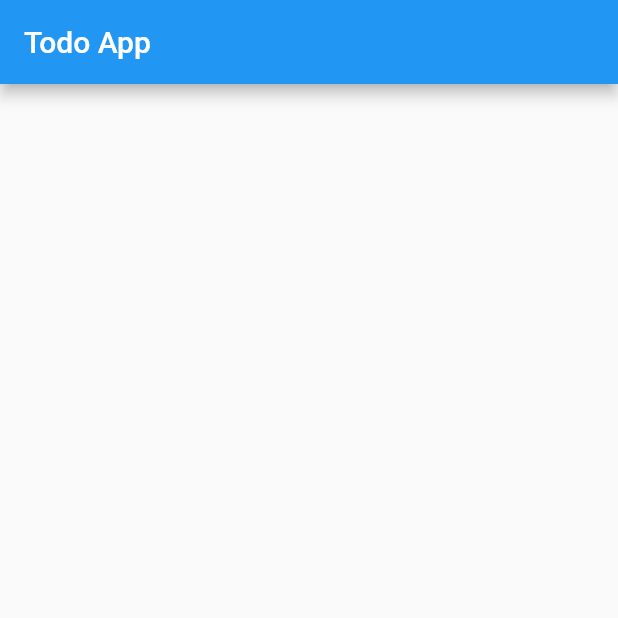
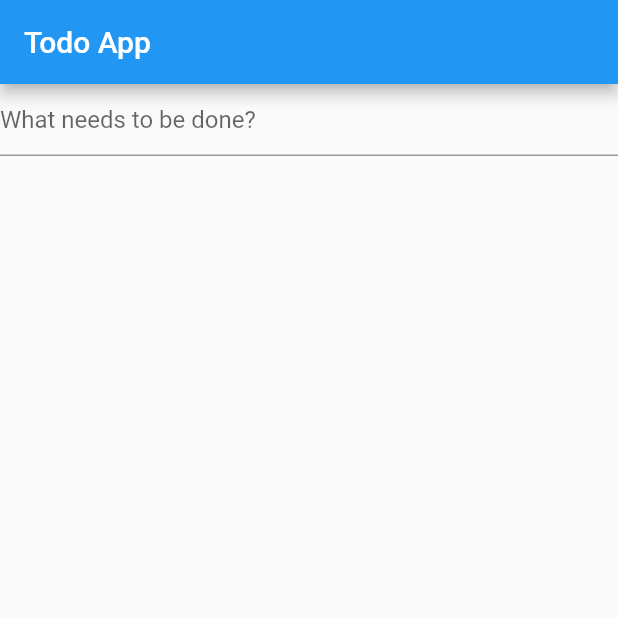
Before and after one commit to fachrihawari/flutter_play, a Flutter app: the TodoPage screen opened by its route, on a phone screen of 412 x 824 dp, the top half of it. Run offline on Flutter 3.47's test engine with Material 2 defaults, Android fonts, the light colour scheme and no system bars; our stand-ins replace go_router.

Commit message:
feat: Basic todos

```diff
--- a/lib/main.dart
+++ b/lib/main.dart
@@ -31,7 +31,7 @@
       GoRoute(
         path: '/todo',
         name: 'todo',
-        builder: (context, state) => const TodoPage(),
+        builder: (context, state) => TodoPage(),
       ),
     ],
     errorBuilder: (context, state) => ErrorPage(state.error!),
--- a/lib/pages/todo.dart
+++ b/lib/pages/todo.dart
@@ -1,7 +1,29 @@
 import 'package:flutter/material.dart';
+import 'package:flutter_play/widgets/todo/todo_form.dart';
+import 'package:flutter_play/widgets/todo/todo_list.dart';
+import 'package:flutter_play/widgets/todo/todo_model.dart';
 
-class TodoPage extends StatelessWidget {
+class TodoPage extends StatefulWidget {
   const TodoPage({Key? key}) : super(key: key);
+
+  @override
+  State<TodoPage> createState() => _TodoPageState();
+}
+
+class _TodoPageState extends State<TodoPage> {
+  final List<Todo> _todos = [];
+
+  handleAddNewTodo(Todo todo) {
+    setState(() {
+      _todos.add(todo);
+    });
+  }
+
+  handleToggleComplete(Todo todo) {
+    setState(() {
+      todo.isCompleted = !todo.isCompleted;
+    });
+  }
 
   @override
   Widget build(BuildContext context) {
@@ -9,6 +31,12 @@ class TodoPage extends StatelessWidget {
       appBar: AppBar(
         title: const Text("Todo App"),
       ),
+      body: Column(
+        children: [
+          TodoForm(onSubmit: handleAddNewTodo),
+          TodoList(todos: _todos, onComplete: handleToggleComplete)
+        ],
+      ),
     );
   }
 }
--- /dev/null
+++ b/lib/widgets/todo/todo_form.dart
@@ -0,0 +1,48 @@
+import 'package:flutter/material.dart';
+import 'package:flutter_play/widgets/todo/todo_model.dart';
+
+class TodoForm extends StatefulWidget {
+  const TodoForm({Key? key, required this.onSubmit}) : super(key: key);
+
+  final Function(Todo) onSubmit;
+
+  @override
+  State<TodoForm> createState() => _TodoFormState();
+}
+
+class _TodoFormState extends State<TodoForm> {
+  final GlobalKey<FormState> _formKey = GlobalKey<FormState>();
+
+  handleSubmit(String value) {
+    bool validated = _formKey.currentState?.validate() ?? false;
+
+    if (validated) {
+      widget.onSubmit(Todo(title: value, isCompleted: false));
+      _formKey.currentState?.reset();
+    }
+  }
+
+  @override
+  Widget build(BuildContext context) {
+    return Form(
+      key: _formKey,
+      child: TextFormField(
+        onFieldSubmitted: handleSubmit,
+        decoration: const InputDecoration(
+          hintText: 'What needs to be done?',
+        ),
+        validator: (String? value) {
+          if (value == null || value.isEmpty) {
+            return 'Please enter some text';
+          }
+
+          if (value.length <= 3) {
+            return 'Please put more than 3 characters';
+          }
+
+          return null;
+        },
+      ),
+    );
+  }
+}
--- /dev/null
+++ b/lib/widgets/todo/todo_list.dart
@@ -0,0 +1,46 @@
+import 'package:flutter/material.dart';
+import 'package:flutter_play/widgets/todo/todo_model.dart';
+
+const _todoCompleteStyle = TextStyle(
+  decoration: TextDecoration.lineThrough,
+  fontStyle: FontStyle.italic,
+);
+
+class TodoList extends StatelessWidget {
+  const TodoList({
+    Key? key,
+    required this.todos,
+    required this.onComplete,
+  }) : super(key: key);
+
+  final List<Todo> todos;
+  final Function(Todo) onComplete;
+
+  Widget _buildItem(BuildContext context, int index) {
+    final item = todos.elementAt(index);
+
+    return ListTile(
+      title: Text(
+        item.title,
+        style: item.isCompleted ? _todoCompleteStyle : null,
+      ),
+      onTap: () => onComplete(item),
+      trailing: item.isCompleted ? const Icon(Icons.check_circle) : null,
+    );
+  }
+
+  Widget _buildSeparator(BuildContext _, int __) {
+    return const Divider(height: 0);
+  }
+
+  @override
+  Widget build(BuildContext context) {
+    return Expanded(
+      child: ListView.separated(
+        itemCount: todos.length,
+        separatorBuilder: _buildSeparator,
+        itemBuilder: _buildItem,
+      ),
+    );
+  }
+}
--- /dev/null
+++ b/lib/widgets/todo/todo_model.dart
@@ -0,0 +1,9 @@
+class Todo {
+  String title;
+  bool isCompleted;
+
+  Todo({
+    required this.title,
+    required this.isCompleted,
+  });
+}
```
